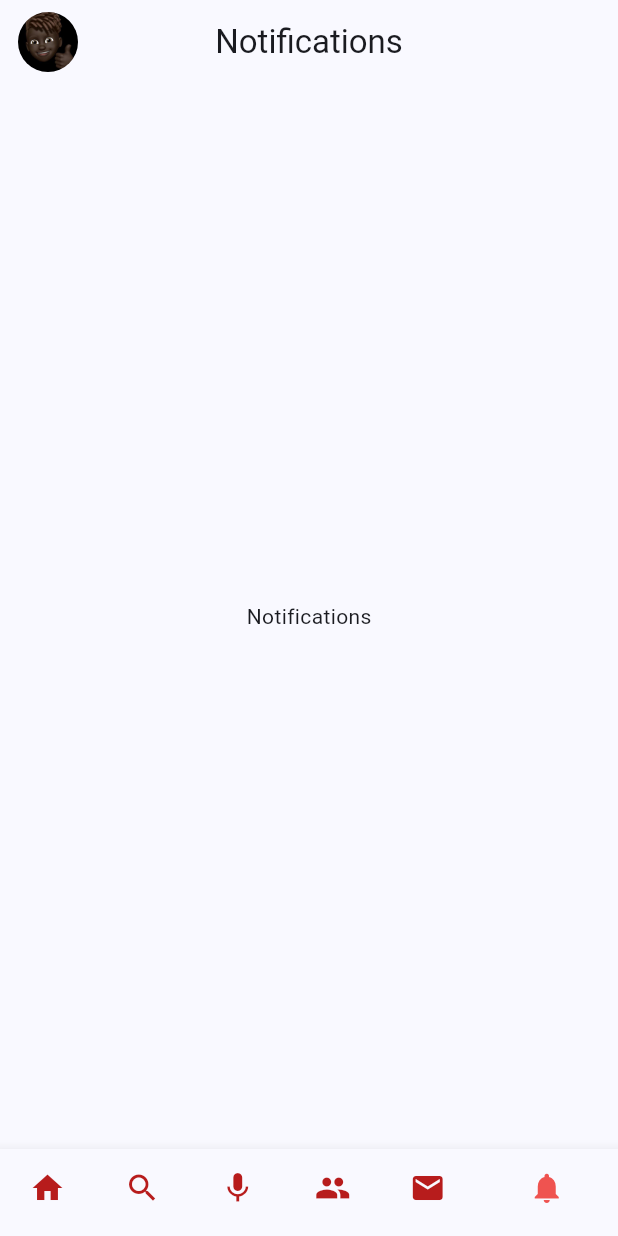
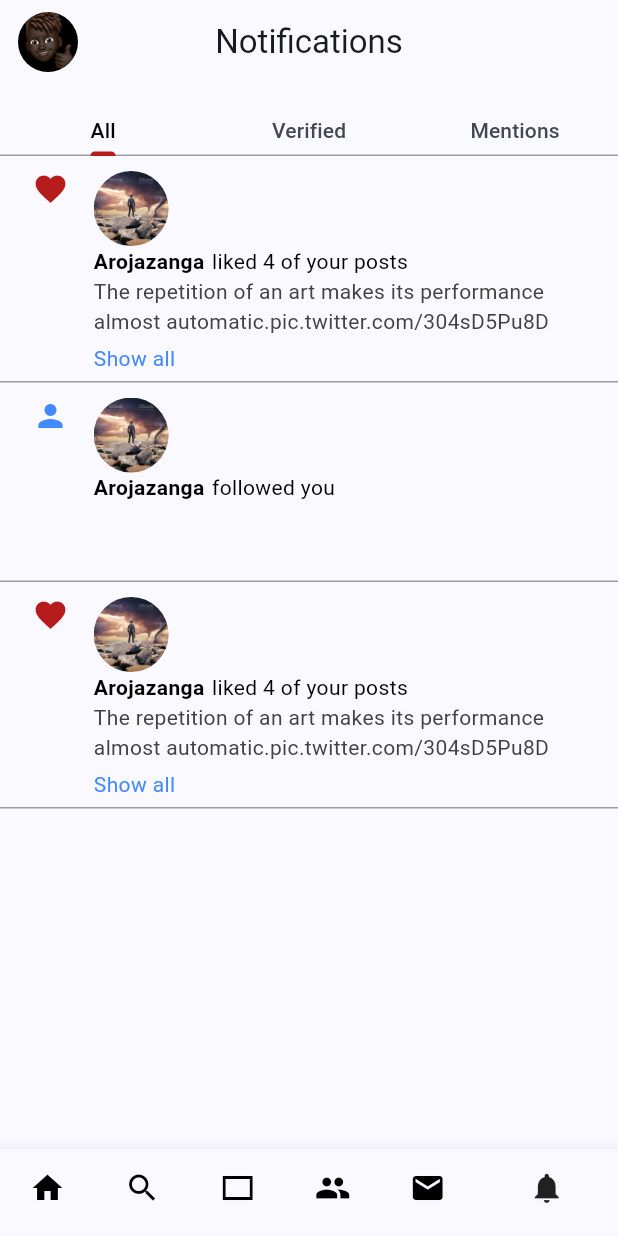
Before and after one commit to SidneyEmeka/Social-Media-App, a Flutter app: the UserTimeline screen opened directly, item 6 of the bottom bar chosen, on a phone screen of 412 x 824 dp. Run offline on Flutter 3.47's test engine with Material 3 defaults, Android fonts, the light colour scheme and no system bars; our stand-ins replace font_awesome_flutter.

Commit message:
Notifications

```diff
--- /dev/null
+++ b/lib/pages/notificationspage.dart
@@ -0,0 +1,157 @@
+import 'package:flutter/material.dart';
+
+class Notificationspage extends StatefulWidget {
+  const Notificationspage({super.key});
+
+  @override
+  State<Notificationspage> createState() => _NotificationspageState();
+}
+
+class _NotificationspageState extends State<Notificationspage> {
+  Widget horizontalSpace(double val) {
+    return SizedBox(
+      width: val,
+    );
+  }
+
+  Widget verticalSpace(double val) {
+    return SizedBox(
+      height: val,
+    );
+  }
+
+  Widget notifications(IconData action, Color iconColor, String pfp,
+      String handle, String didWhat, String post, bool more) {
+    return Container(
+        margin: const EdgeInsets.only(top: 5),
+        decoration: BoxDecoration(
+            border: Border(
+          bottom: BorderSide(width: 1, color: Colors.grey.shade500),
+        )),
+        padding: const EdgeInsets.symmetric(vertical: 5, horizontal: 5),
+        child: Row(
+          crossAxisAlignment: CrossAxisAlignment.start,
+          children: [
+            Expanded(
+                flex: 1,
+                child: Icon(
+                  action,
+                  color: iconColor,
+                )),
+            Expanded(
+                flex: 6,
+                child: Column(
+                  crossAxisAlignment: CrossAxisAlignment.start,
+                  children: [
+                    Container(
+                      width: 50,
+                      height: 50,
+                      decoration: BoxDecoration(
+                          shape: BoxShape.circle,
+                          image: DecorationImage(
+                            fit: BoxFit.cover,
+                            image: AssetImage(pfp),
+                          )),
+                    ),
+                    Row(
+                      children: [
+                        Text(
+                          handle,
+                          style: const TextStyle(
+                              fontWeight: FontWeight.bold, color: Colors.black),
+                        ),
+                        horizontalSpace(5),
+                        Text(
+                          didWhat,
+                          style: const TextStyle(
+                              fontWeight: FontWeight.normal,
+                              color: Colors.black),
+                        )
+                      ],
+                    ),
+                    Text(
+                      post,
+                      style: TextStyle(
+                          fontWeight: FontWeight.normal,
+                          color: Colors.grey.shade800),
+                    ),
+                    verticalSpace(5),
+                    Text(
+                      more ? "Show all" : "",
+                      style: const TextStyle(
+                          color: Colors.blueAccent,
+                          fontWeight: FontWeight.w400),
+                    ),
+                  ],
+                )),
+          ],
+        ));
+  }
+
+  @override
+  Widget build(BuildContext context) {
+    return DefaultTabController(
+        length: 3,
+        child: Scaffold(
+          appBar: AppBar(
+            toolbarHeight: 0,
+            bottom: TabBar(
+              indicatorColor: Colors.red.shade900,
+              dividerColor: Colors.grey.shade500,
+              labelColor: Colors.black,
+              labelPadding: const EdgeInsets.only(bottom: 5),
+              tabs: const [
+                Text(
+                  "All",
+                  style: TextStyle(fontWeight: FontWeight.w500),
+                ),
+                Text(
+                  "Verified",
+                  style: TextStyle(fontWeight: FontWeight.w500),
+                ),
+                Text(
+                  "Mentions",
+                  style: TextStyle(fontWeight: FontWeight.w500),
+                ),
+              ],
+            ),
+          ),
+          body: TabBarView(
+            children: [
+              SingleChildScrollView(
+                child: Column(
+                  children: [
+                    notifications(
+                        Icons.favorite,
+                        Colors.red.shade900,
+                        "assets/aroja.jpg",
+                        "Arojazanga",
+                        "liked 4 of your posts",
+                        "The repetition of an art makes its performance almost automatic.pic.twitter.com/304sD5Pu8D",
+                        true),
+                    notifications(
+                        Icons.person,
+                        Colors.blueAccent,
+                        "assets/aroja.jpg",
+                        "Arojazanga",
+                        "followed you",
+                        "",
+                        false),
+                    notifications(
+                        Icons.favorite,
+                        Colors.red.shade900,
+                        "assets/aroja.jpg",
+                        "Arojazanga",
+                        "liked 4 of your posts",
+                        "The repetition of an art makes its performance almost automatic.pic.twitter.com/304sD5Pu8D",
+                        true),
+                  ],
+                ),
+              ),
+              const Text("2"),
+              const Text("3"),
+            ],
+          ),
+        ));
+  }
+}
--- a/lib/screens/timeline.dart
+++ b/lib/screens/timeline.dart
@@ -3,6 +3,7 @@ import 'package:flutter/services.dart';
 
 import '../pages/communitypage.dart';
 import '../pages/messagespage.dart';
+import '../pages/notificationspage.dart';
 import '../pages/searchpage.dart';
 import '../pages/timelinebody.dart';
 
@@ -162,9 +163,7 @@ class _UserTimelineState extends State<UserTimeline> {
       case 4:
         return const Messagespage();
       case 5:
-        return const Center(
-          child: Text("Notifications"),
-        );
+        return const Notificationspage();
       default:
         const Center(
           child: Text("Home"),
@@ -192,7 +191,7 @@ class _UserTimelineState extends State<UserTimeline> {
       label: "search",
     ),
     const BottomNavigationBarItem(
-      icon: Icon(Icons.mic),
+      icon: Icon(Icons.rectangle_outlined),
       label: "mic",
     ),
     const BottomNavigationBarItem(
@@ -233,8 +232,8 @@ class _UserTimelineState extends State<UserTimeline> {
         showSelectedLabels: false,
         currentIndex: selectedIndex,
         onTap: onTapNavItem,
-        unselectedItemColor: Colors.red.shade900,
-        selectedItemColor: Colors.red.shade400,
+        unselectedItemColor: Colors.black,
+        selectedItemColor: Colors.black87,
         items: navItems,
       ),
     );
```
Also changed, not shown: lib/pages/messagespage.dart (+44 -26 lines).
